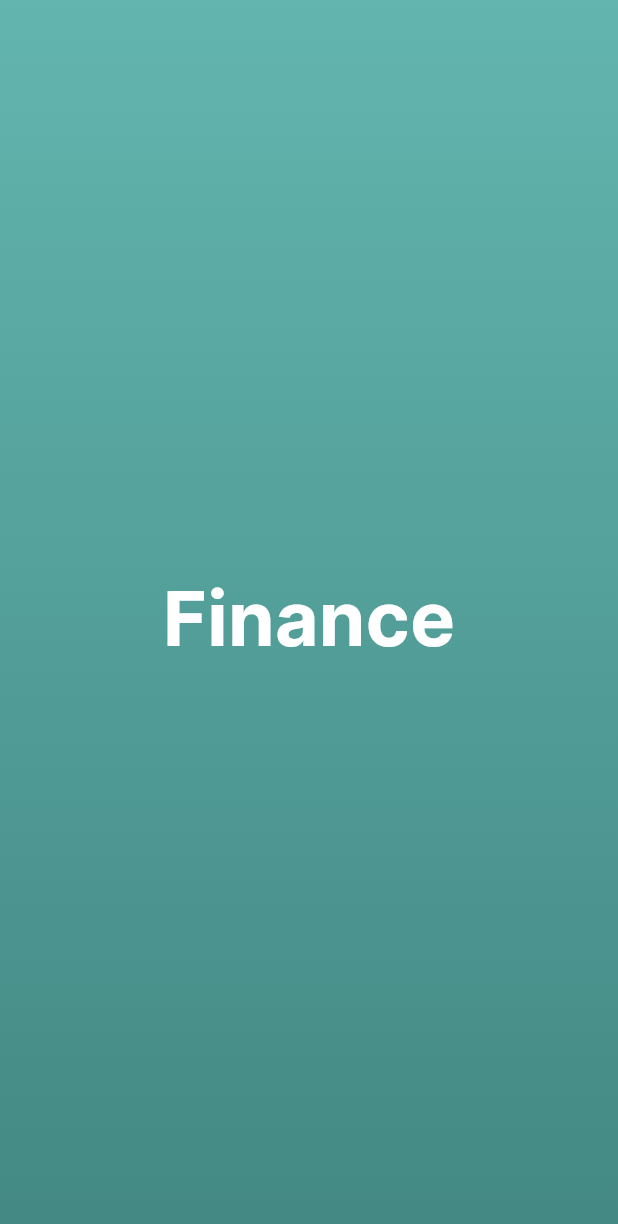
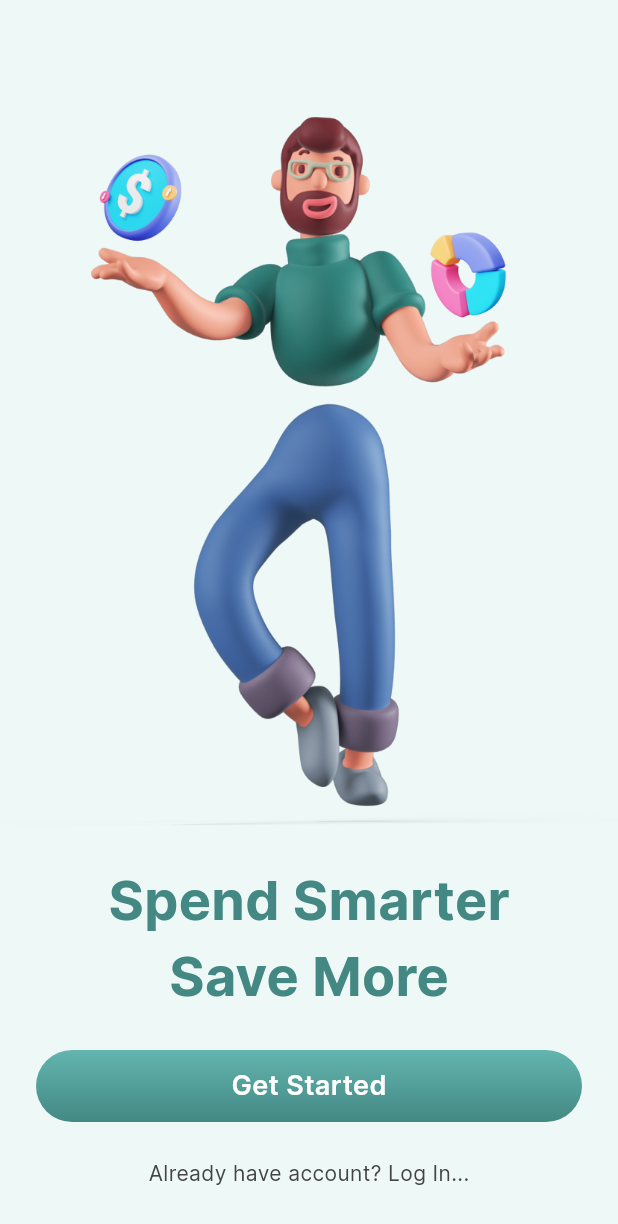
Before and after one commit to Anderson-Andre-P/finance, a Flutter app: the screen it shows after launch, on a phone screen of 412 x 824 dp. Shown: the top 1224 px of the screen. Run offline on Flutter 3.47's test engine with Material 3 defaults, Android fonts, the phone set to English and light mode, and no system bars.

Commit message:
feat: onboarding page

```diff
--- a/lib/app.dart
+++ b/lib/app.dart
@@ -1,4 +1,4 @@
-import 'package:finance/features/splash/splash_page.dart';
+import 'package:finance/features/onboarding/onboarding_page.dart';
 import 'package:flutter/material.dart';
 
 class App extends StatelessWidget {
@@ -8,7 +8,7 @@ class App extends StatelessWidget {
   Widget build(BuildContext context) {
     return const MaterialApp(
       debugShowCheckedModeBanner: false,
-      home: SplashPage(),
+      home: OnboardingPage(),
     );
   }
 }
--- a/lib/common/constants/app_colors.dart
+++ b/lib/common/constants/app_colors.dart
@@ -11,5 +11,13 @@ class AppColors {
     greenLightTwo,
   ];
 
+  static const List<Color> greyGradient = [
+    Colors.grey,
+    Color(0xFF818181),
+  ];
+
   static const Color whiteLight = Colors.white;
+  static const Color iceLight = Color(0xFFEEF8F7);
+
+  static const Color greyLight = Color(0xFF444444);
 }
--- a/lib/common/constants/app_text_style.dart
+++ b/lib/common/constants/app_text_style.dart
@@ -8,4 +8,22 @@ class AppTextStyle {
     fontSize: 50,
     fontWeight: FontWeight.w700,
   );
+
+  static const TextStyle mediumText = TextStyle(
+    fontFamily: 'Inter',
+    fontSize: 36,
+    fontWeight: FontWeight.w700,
+  );
+
+  static const TextStyle smallText = TextStyle(
+    fontFamily: 'Inter',
+    fontSize: 14,
+    fontWeight: FontWeight.w400,
+  );
+
+  static const TextStyle buttonText = TextStyle(
+    fontFamily: 'Inter',
+    fontSize: 18,
+    fontWeight: FontWeight.w600,
+  );
 }
--- /dev/null
+++ b/lib/common/widgets/primary_button.dart
@@ -0,0 +1,47 @@
+import 'package:flutter/material.dart';
+
+import '../constants/app_colors.dart';
+import '../constants/app_text_style.dart';
+
+class PrimaryButton extends StatelessWidget {
+  final VoidCallback? onPressed;
+  final String textButton;
+  const PrimaryButton({
+    super.key,
+    this.onPressed,
+    required this.textButton,
+  });
+
+  @override
+  Widget build(BuildContext context) {
+    return Material(
+      borderRadius: const BorderRadius.all(Radius.circular(24.0)),
+      child: Ink(
+        decoration: BoxDecoration(
+          borderRadius: const BorderRadius.all(Radius.circular(24.0)),
+          gradient: LinearGradient(
+            colors: onPressed != null
+                ? AppColors.greenGradient
+                : AppColors.greyGradient,
+            begin: Alignment.topCenter,
+            end: Alignment.bottomCenter,
+          ),
+        ),
+        child: InkWell(
+          borderRadius: const BorderRadius.all(Radius.circular(24.0)),
+          onTap: onPressed,
+          child: Container(
+            alignment: Alignment.center,
+            height: 48.0,
+            child: Text(
+              textButton,
+              style: AppTextStyle.buttonText.copyWith(
+                color: AppColors.whiteLight,
+              ),
+            ),
+          ),
+        ),
+      ),
+    );
+  }
+}
--- /dev/null
+++ b/lib/features/onboarding/onboarding_page.dart
@@ -0,0 +1,63 @@
+import 'dart:developer';
+
+import 'package:finance/common/constants/app_colors.dart';
+import 'package:finance/common/constants/app_text_style.dart';
+import 'package:flutter/material.dart';
+
+import '../../common/widgets/primary_button.dart';
+
+class OnboardingPage extends StatelessWidget {
+  const OnboardingPage({super.key});
+
+  @override
+  Widget build(BuildContext context) {
+    return Scaffold(
+      backgroundColor: AppColors.iceLight,
+      body: Align(
+        child: Column(
+          children: [
+            const SizedBox(
+              height: 64.0,
+            ),
+            Expanded(
+              flex: 2,
+              child: Image.asset(
+                "assets/images/man.png",
+              ),
+            ),
+            Text(
+              "Spend Smarter",
+              style: AppTextStyle.mediumText.copyWith(
+                color: AppColors.greenLightTwo,
+              ),
+            ),
+            Text(
+              "Save More",
+              style: AppTextStyle.mediumText.copyWith(
+                color: AppColors.greenLightTwo,
+              ),
+            ),
+            Padding(
+              padding: const EdgeInsets.all(24.0),
+              child: PrimaryButton(
+                textButton: "Get Started",
+                onPressed: () {
+                  log("Tap");
+                },
+              ),
+            ),
+            Text(
+              "Already have account? Log In...",
+              style: AppTextStyle.smallText.copyWith(
+                color: AppColors.greyLight,
+              ),
+            ),
+            const SizedBox(
+              height: 32.0,
+            ),
+          ],
+        ),
+      ),
+    );
+  }
+}
```
